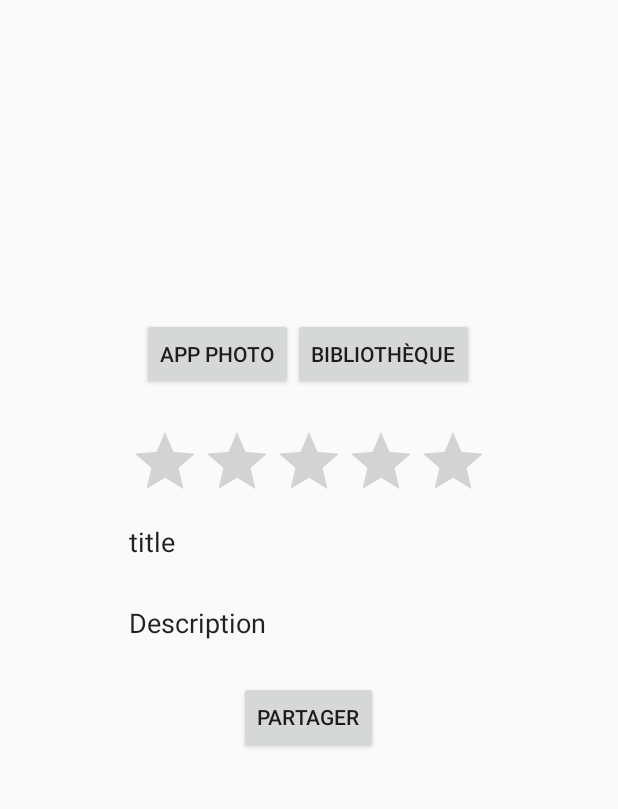
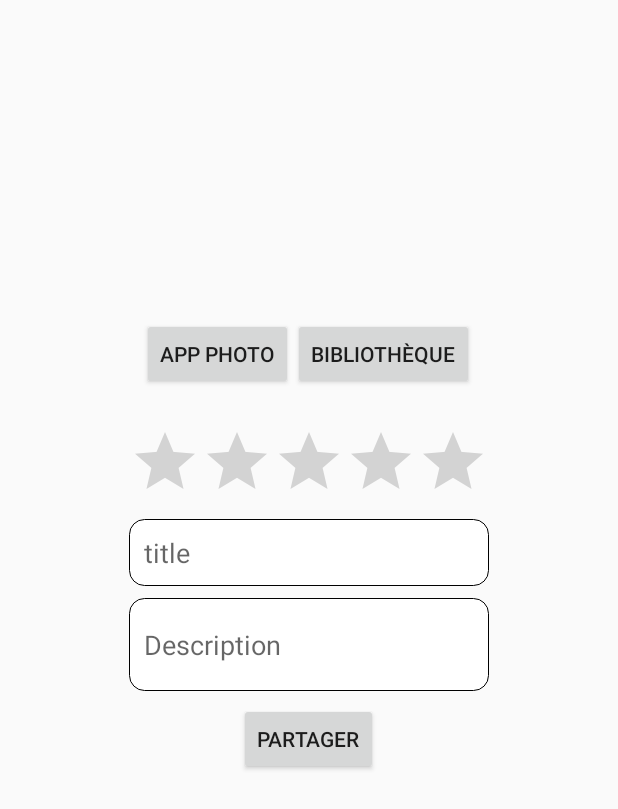
Before and after one commit to WildCodeSchool/toulouse-0218-java-rateeverything, an Android app: the AddPhotoActivity screen opened directly, with no data from a screen before it, on a phone screen of 412 x 824 dp. Shown: the top 809 px of the screen. Run offline under Robolectric (Android 15) with nearby library versions, the phone set to English and light mode, and no system bars; our stand-ins replace Firebase (no records; nobody signed in at launch, a user with empty details on screens opened directly).

Commit message:
Changement EditText design

```diff
--- /dev/null
+++ b/app/src/main/res/drawable/editshape.xml
@@ -0,0 +1,16 @@
+<?xml version="1.0" encoding="utf-8"?>
+<shape xmlns:android="http://schemas.android.com/apk/res/android"
+
+    android:shape="rectangle">
+    <corners
+        android:bottomLeftRadius="10dp"
+        android:bottomRightRadius="10dp"
+        android:topLeftRadius="10dp"
+        android:topRightRadius="10dp"/>
+    <stroke
+        android:width="0.5dp"
+        android:color="#000000"/>
+
+    <solid android:color="#FFFFFF"/>
+
+</shape>
--- a/app/src/main/res/layout/activity_add_photo.xml
+++ b/app/src/main/res/layout/activity_add_photo.xml
@@ -64,16 +64,17 @@
     <EditText
         android:id="@+id/et_title_img"
         android:layout_width="240dp"
-        android:layout_height="30dp"
+        android:layout_height="wrap_content"
+        android:layout_gravity="center"
         android:layout_marginEnd="8dp"
         android:layout_marginStart="8dp"
         android:layout_marginTop="8dp"
-        android:background="@null"
-        android:text="title"
+        android:background="@drawable/editshape"
+        android:padding="10dp"
+        android:hint="title"
         app:layout_constraintEnd_toEndOf="parent"
         app:layout_constraintStart_toStartOf="parent"
-        app:layout_constraintTop_toBottomOf="@+id/rating_bar_first_note"
-        android:layout_gravity="center"/>
+        app:layout_constraintTop_toBottomOf="@+id/rating_bar_first_note" />
 
     <EditText
         android:id="@+id/et_description_img"
@@ -82,24 +83,25 @@
         android:layout_marginEnd="8dp"
         android:layout_marginStart="8dp"
         android:layout_marginTop="8dp"
-        android:background="@null"
-        android:text="@string/description"
+        android:background="@drawable/editshape"
+        android:padding="10dp"
+        android:hint="@string/description"
         app:layout_constraintEnd_toEndOf="parent"
         app:layout_constraintStart_toStartOf="parent"
         app:layout_constraintTop_toBottomOf="@+id/rating_bar_first_note"
         android:layout_gravity="center"/>
 
 
-
     <Button
         android:id="@+id/button_share_img"
-        android:onClick="shareImageButton"
+        style="@style/Widget.AppCompat.Button.Small"
         android:layout_width="wrap_content"
         android:layout_height="wrap_content"
+        android:layout_gravity="center"
         android:layout_marginEnd="8dp"
         android:layout_marginStart="8dp"
         android:layout_marginTop="8dp"
-        android:text="@string/partager"
-        android:layout_gravity="center"/>
+        android:onClick="shareImageButton"
+        android:text="@string/partager" />
 
 </LinearLayout>
```
